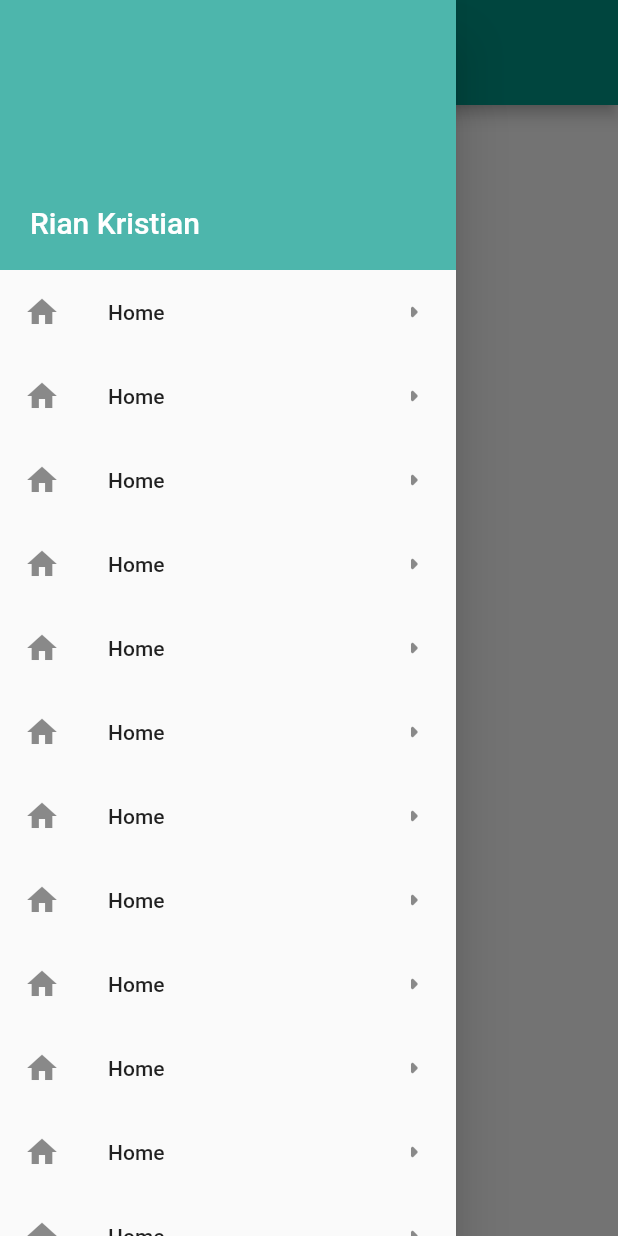
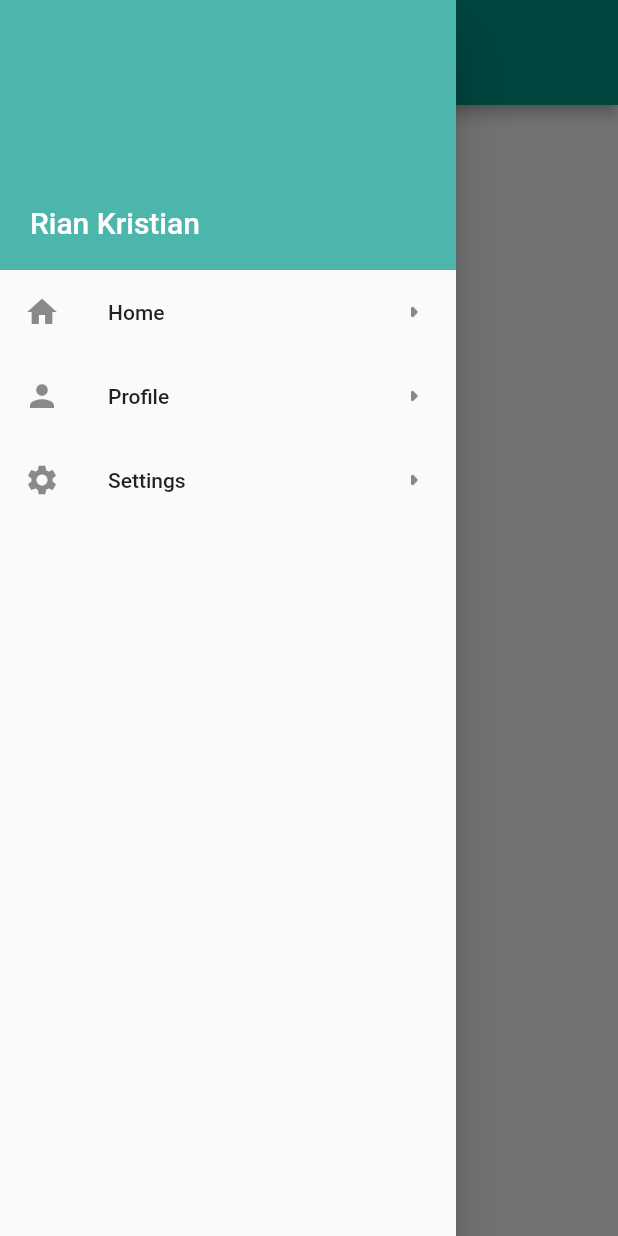
Before and after one commit to rianllauo/Flutter_basic, a Flutter app: the screen it shows after launch, with the side drawer open, on a phone screen of 412 x 824 dp. Run offline on Flutter 3.47's test engine with Material 2 defaults, Android fonts, the phone set to English and light mode, and no system bars.

Commit message:
navigation routing

```diff
--- a/lib/main.dart
+++ b/lib/main.dart
@@ -1,4 +1,7 @@
 import 'package:flutter/material.dart';
+import './pages/home.dart';
+import './pages/profile.dart';
+import './pages/settings.dart';
 
 void main() {
   runApp(MyApp());
@@ -55,85 +58,32 @@ class _HomePageState extends State<HomePage> {
                 padding: EdgeInsets.zero,
                 children: [
                   ListTile(
-                    leading: Icon(Icons.home),
-                    title: Text('Home'),
-                    trailing: Icon(Icons.arrow_right_rounded),
-                  ),
+                      leading: Icon(Icons.home),
+                      title: Text('Home'),
+                      trailing: Icon(Icons.arrow_right_rounded),
+                      onTap: () {
+                        Navigator.of(context).push(MaterialPageRoute(
+                          builder: (context) => Home(),
+                        ));
+                      }),
                   ListTile(
-                    leading: Icon(Icons.home),
-                    title: Text('Home'),
-                    trailing: Icon(Icons.arrow_right_rounded),
-                  ),
+                      leading: Icon(Icons.person),
+                      title: Text('Profile'),
+                      trailing: Icon(Icons.arrow_right_rounded),
+                      onTap: () {
+                        Navigator.of(context).push(MaterialPageRoute(
+                          builder: (context) => Profile(),
+                        ));
+                      }),
                   ListTile(
-                    leading: Icon(Icons.home),
-                    title: Text('Home'),
-                    trailing: Icon(Icons.arrow_right_rounded),
-                  ),
-                  ListTile(
-                    leading: Icon(Icons.home),
-                    title: Text('Home'),
-                    trailing: Icon(Icons.arrow_right_rounded),
-                  ),
-                  ListTile(
-                    leading: Icon(Icons.home),
-                    title: Text('Home'),
-                    trailing: Icon(Icons.arrow_right_rounded),
-                  ),
-                  ListTile(
-                    leading: Icon(Icons.home),
-                    title: Text('Home'),
-                    trailing: Icon(Icons.arrow_right_rounded),
-                  ),
-                  ListTile(
-                    leading: Icon(Icons.home),
-                    title: Text('Home'),
-                    trailing: Icon(Icons.arrow_right_rounded),
-                  ),
-                  ListTile(
-                    leading: Icon(Icons.home),
-                    title: Text('Home'),
-                    trailing: Icon(Icons.arrow_right_rounded),
-                  ),
-                  ListTile(
-                    leading: Icon(Icons.home),
-                    title: Text('Home'),
-                    trailing: Icon(Icons.arrow_right_rounded),
-                  ),
-                  ListTile(
-                    leading: Icon(Icons.home),
-                    title: Text('Home'),
-                    trailing: Icon(Icons.arrow_right_rounded),
-                  ),
-                  ListTile(
-                    leading: Icon(Icons.home),
-                    title: Text('Home'),
-                    trailing: Icon(Icons.arrow_right_rounded),
-                  ),
-                  ListTile(
-                    leading: Icon(Icons.home),
-                    title: Text('Home'),
-                    trailing: Icon(Icons.arrow_right_rounded),
-                  ),
-                  ListTile(
-                    leading: Icon(Icons.home),
-                    title: Text('Home'),
-                    trailing: Icon(Icons.arrow_right_rounded),
-                  ),
-                  ListTile(
-                    leading: Icon(Icons.home),
-                    title: Text('Home'),
-                    trailing: Icon(Icons.arrow_right_rounded),
-                  ),
-                  ListTile(
-                    leading: Icon(Icons.home),
-                    title: Text('Home'),
-                    trailing: Icon(Icons.arrow_right_rounded),
-                  ),
-                  ListTile(
-                    leading: Icon(Icons.home),
-                    title: Text('Home'),
-                    trailing: Icon(Icons.arrow_right_rounded),
-                  ),
+                      leading: Icon(Icons.settings),
+                      title: Text('Settings'),
+                      trailing: Icon(Icons.arrow_right_rounded),
+                      onTap: () {
+                        Navigator.of(context).push(MaterialPageRoute(
+                          builder: (context) => Settings(),
+                        ));
+                      }),
                 ],
               ),
             ),
--- /dev/null
+++ b/lib/pages/home.dart
@@ -0,0 +1,22 @@
+import 'package:flutter/material.dart';
+
+class Home extends StatefulWidget {
+  const Home({super.key});
+
+  @override
+  State<Home> createState() => _HomeState();
+}
+
+class _HomeState extends State<Home> {
+  @override
+  Widget build(BuildContext context) {
+    return Scaffold(
+      appBar: AppBar(
+        title: Text('Home'),
+      ),
+      body: Center(
+        child: Text('Home screen'),
+      ),
+    );
+  }
+}
--- /dev/null
+++ b/lib/pages/profile.dart
@@ -0,0 +1,22 @@
+import 'package:flutter/material.dart';
+
+class Profile extends StatefulWidget {
+  const Profile({super.key});
+
+  @override
+  State<Profile> createState() => _ProfileState();
+}
+
+class _ProfileState extends State<Profile> {
+  @override
+  Widget build(BuildContext context) {
+    return Scaffold(
+      appBar: AppBar(
+        title: Text('Profile'),
+      ),
+      body: Center(
+        child: Text('Profile Screen'),
+      ),
+    );
+  }
+}
--- /dev/null
+++ b/lib/pages/settings.dart
@@ -0,0 +1,22 @@
+import 'package:flutter/material.dart';
+
+class Settings extends StatefulWidget {
+  const Settings({super.key});
+
+  @override
+  State<Settings> createState() => _SettingsState();
+}
+
+class _SettingsState extends State<Settings> {
+  @override
+  Widget build(BuildContext context) {
+    return Scaffold(
+      appBar: AppBar(
+        title: Text('Settings'),
+      ),
+      body: Center(
+        child: Text('Settings Screen'),
+      ),
+    );
+  }
+}
```
